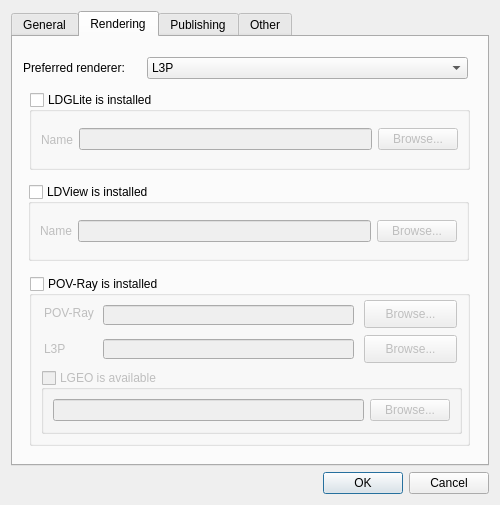
This is mainApp/preferences.ui in trevorsandy/lpub3d as Qt 5 draws it before an edit. The edited form follows.
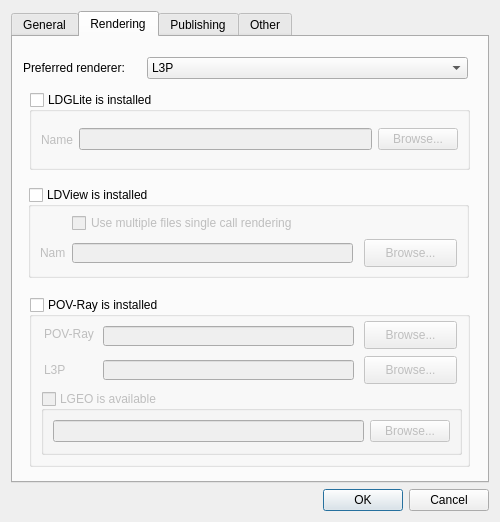
This is the edited form. The open tabs and pages were chosen to show the change. Icons and pictures are not drawn.

Commit message: Enable 'Use multiple files single call rendering' for LDView from Preferences=>Rendering tab (r687)

Diff of the .ui file:
```diff
--- a/mainApp/preferences.ui
+++ b/mainApp/preferences.ui
@@ -8,7 +8,7 @@
     <x>0</x>
     <y>0</y>
     <width>500</width>
-    <height>505</height>
+    <height>522</height>
    </rect>
   </property>
   <property name="windowTitle">
@@ -342,7 +342,7 @@
        <property name="geometry">
         <rect>
          <x>16</x>
-         <y>239</y>
+         <y>260</y>
          <width>441</width>
          <height>170</height>
         </rect>
@@ -525,9 +525,9 @@
        <property name="geometry">
         <rect>
          <x>15</x>
-         <y>147</y>
+         <y>150</y>
          <width>441</width>
-         <height>77</height>
+         <height>91</height>
         </rect>
        </property>
        <property name="title">
@@ -539,25 +539,61 @@
        <property name="checked">
         <bool>false</bool>
        </property>
-       <layout class="QHBoxLayout" name="_4">
-        <item>
          <widget class="QLabel" name="label_2">
+        <property name="geometry">
+         <rect>
+          <x>12</x>
+          <y>58</y>
+          <width>25</width>
+          <height>16</height>
+         </rect>
+        </property>
           <property name="text">
            <string>Name</string>
           </property>
          </widget>
-        </item>
-        <item>
-         <widget class="QLineEdit" name="ldviewPath"/>
-        </item>
-        <item>
+       <widget class="QLineEdit" name="ldviewPath">
+        <property name="geometry">
+         <rect>
+          <x>44</x>
+          <y>56</y>
+          <width>281</width>
+          <height>20</height>
+         </rect>
+        </property>
+       </widget>
          <widget class="QPushButton" name="browseLDView">
+        <property name="geometry">
+         <rect>
+          <x>336</x>
+          <y>52</y>
+          <width>93</width>
+          <height>28</height>
+         </rect>
+        </property>
           <property name="text">
            <string>Browse...</string>
           </property>
          </widget>
-        </item>
-       </layout>
+       <widget class="QCheckBox" name="ldviewSingleCall_Chk">
+        <property name="geometry">
+         <rect>
+          <x>44</x>
+          <y>26</y>
+          <width>281</width>
+          <height>20</height>
+         </rect>
+        </property>
+        <property name="toolTip">
+         <string>Potentially increase LDView rendering speed.</string>
+        </property>
+        <property name="statusTip">
+         <string>Increase rendering speed with option to render multiple files using a single call to LDView.</string>
+        </property>
+        <property name="text">
+         <string>Use multiple files single call rendering</string>
+        </property>
+       </widget>
       </widget>
       <widget class="QLabel" name="RenderMessage">
        <property name="geometry">
```
Left out of the diff: 2 changed lines with no effect on the pictures. Lines whose indentation alone changed are shown as unchanged. The commit also changes 12 other files.
